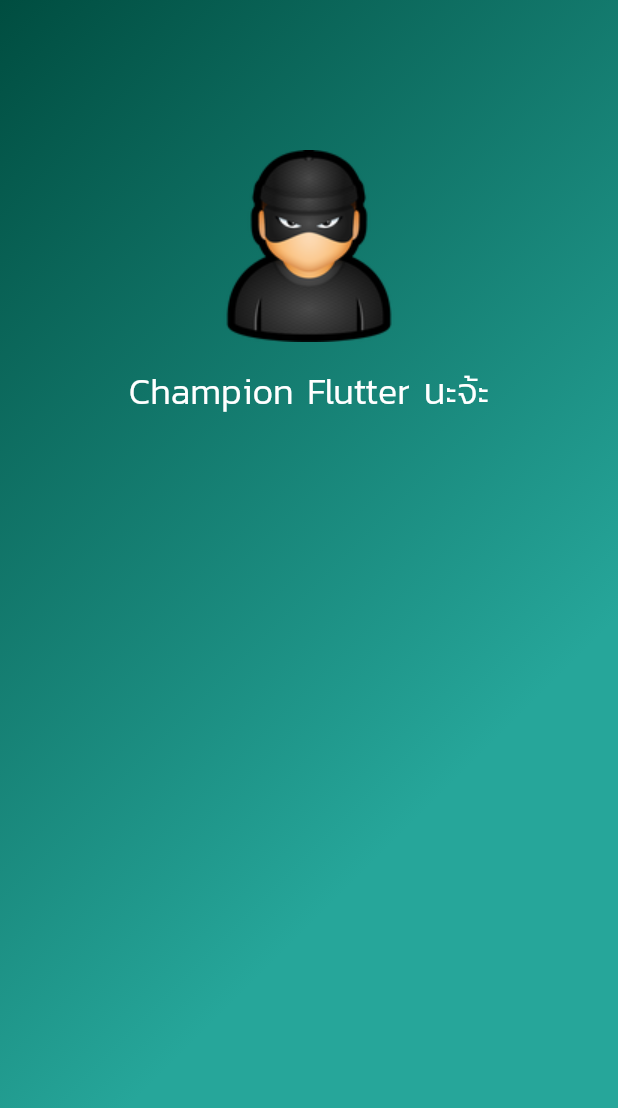
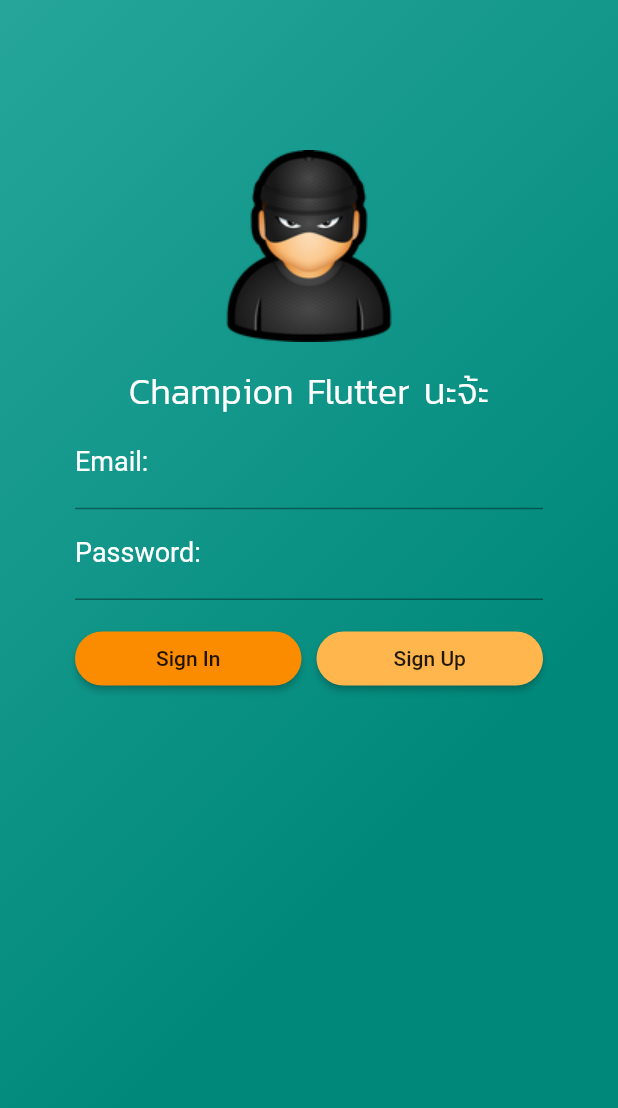
Before and after one commit to championkung/ChampionFirebase, a Flutter app: the screen it shows after launch, on a phone screen of 412 x 824 dp. Shown: the top 1108 px of the screen. Run offline on Flutter 3.47's test engine with Material 2 defaults, Android fonts, the phone set to English and light mode, and no system bars.

Commit message:
Finish 29/04/2562

```diff
--- a/lib/screens/authen.dart
+++ b/lib/screens/authen.dart
@@ -6,6 +6,52 @@ class Authen extends StatefulWidget {
 }
 
 class _AuthenState extends State<Authen> {
+  TextStyle myLabelStyle = TextStyle(fontSize: 18.0, color: Colors.white);
+  TextStyle myHintStyle = TextStyle(color: Colors.white30);
+
+  Widget signInButton() {
+    return RaisedButton(
+      color: Colors.orange[600],
+      shape: RoundedRectangleBorder(borderRadius: BorderRadius.circular(20.0)),
+      child: Text('Sign In'),
+      onPressed: () {
+
+      },
+    );
+  }
+
+  Widget signUpButton() {
+    return RaisedButton(
+      color: Colors.orange[300],
+      shape: RoundedRectangleBorder(borderRadius: BorderRadius.circular(20.0)),
+      child: Text('Sign Up'),
+      onPressed: () {},
+    );
+  }
+
+  Widget emailTextFormField() {
+    return TextFormField(
+      style: TextStyle(color: Colors.white),
+      decoration: InputDecoration(
+          labelText: 'Email: ',
+          hintText: 'youremail.com',
+          hintStyle: myHintStyle,
+          labelStyle: myLabelStyle),
+    );
+  }
+
+  Widget passwordTextFormField() {
+    return TextFormField(
+      obscureText: true,
+      style: TextStyle(color: Colors.white),
+      decoration: InputDecoration(
+          labelText: 'Password: ',
+          hintText: 'your password',
+          hintStyle: myHintStyle,
+          labelStyle: myLabelStyle),
+    );
+  }
+
   Widget showAppName() {
     return Text(
       'Champion Flutter นะจ้ะ',
@@ -25,9 +71,12 @@ class _AuthenState extends State<Authen> {
   Widget build(BuildContext context) {
     // return Text('StatfulWidget');
     return Scaffold(
+      resizeToAvoidBottomPadding: false,
       body: Container(
           decoration: BoxDecoration(
-              gradient: LinearGradient(colors: [Colors.teal[900], Colors.teal[400]], begin: Alignment(-1.0, -1.0))),
+              gradient: LinearGradient(
+                  colors: [Colors.teal[400], Colors.teal[600]],
+                  begin: Alignment(-1.0, -1.0))),
           padding: EdgeInsets.only(top: 100.0),
           alignment: Alignment(0, -1),
           child: Column(
@@ -40,7 +89,33 @@ class _AuthenState extends State<Authen> {
               Container(
                 margin: EdgeInsets.only(top: 15.0),
                 child: showAppName(),
-              )
+              ),
+              Container(
+                margin: EdgeInsets.only(left: 50, right: 50),
+                child: emailTextFormField(),
+              ),
+              Container(
+                margin: EdgeInsets.only(left: 50, right: 50),
+                child: passwordTextFormField(),
+              ),
+              Container(
+                  margin: EdgeInsets.only(left: 50, right: 50, top: 15.0),
+                  child: Row(
+                    children: <Widget>[
+                      Expanded(
+                        child: Container(
+                          margin: EdgeInsets.only(right: 5),
+                          child: signInButton(),
+                        )
+                      ),
+                      Expanded(
+                        child: Container(
+                          margin: EdgeInsets.only(left: 5),
+                          child: signUpButton(),
+                        )
+                      ),
+                    ],
+                  ))
             ],
           )),
     );
```
